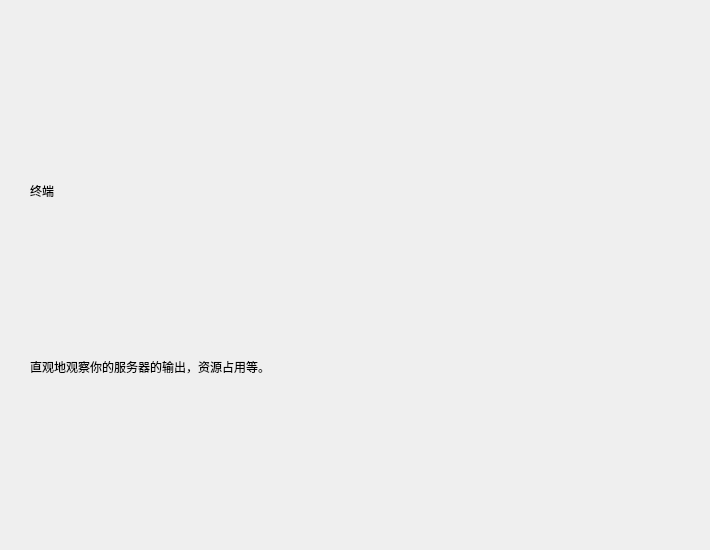
MCSLTeam/MCSL2, file QtUI/Interface_console.ui: the form before one commit.
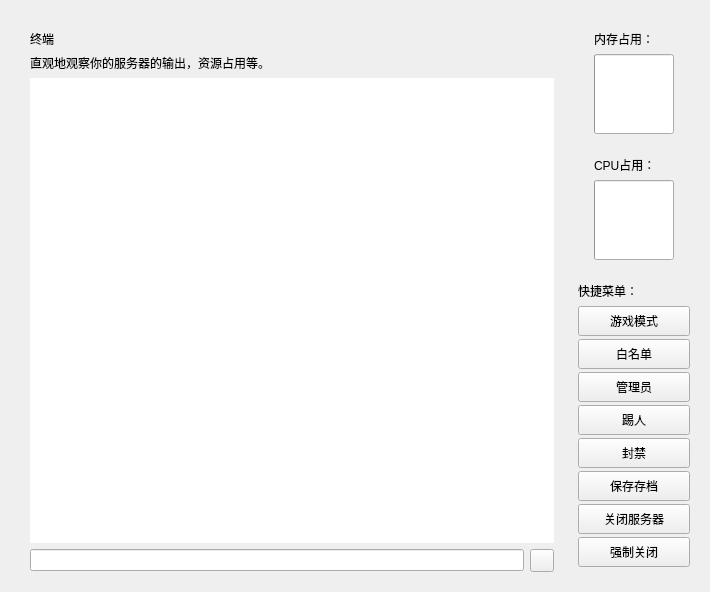
The form after the commit. Custom widgets are drawn as their Qt base class.

Commit message: 终端UI重构

The edit to the form file:
```diff
--- a/QtUI/Interface_console.ui
+++ b/QtUI/Interface_console.ui
@@ -7,7 +7,7 @@
     <x>0</x>
     <y>0</y>
     <width>710</width>
-    <height>550</height>
+    <height>592</height>
    </rect>
   </property>
   <property name="sizePolicy">
@@ -20,6 +20,69 @@
    <string/>
   </property>
   <layout class="QGridLayout" name="gridLayout">
+   <item row="1" column="4">
+    <widget class="CardWidget" name="serverMemCardWidget">
+     <property name="sizePolicy">
+      <sizepolicy hsizetype="Fixed" vsizetype="Fixed">
+       <horstretch>0</horstretch>
+       <verstretch>0</verstretch>
+      </sizepolicy>
+     </property>
+     <property name="minimumSize">
+      <size>
+       <width>130</width>
+       <height>120</height>
+      </size>
+     </property>
+     <property name="maximumSize">
+      <size>
+       <width>130</width>
+       <height>120</height>
+      </size>
+     </property>
+     <layout class="QGridLayout" name="gridLayout_3">
+      <item row="1" column="0">
+       <widget class="ProgressRing" name="serverMemProgressRing">
+        <property name="minimumSize">
+         <size>
+          <width>80</width>
+          <height>80</height>
+         </size>
+        </property>
+        <property name="maximumSize">
+         <size>
+          <width>80</width>
+          <height>80</height>
+         </size>
+        </property>
+       </widget>
+      </item>
+      <item row="0" column="0">
+       <widget class="StrongBodyLabel" name="serverMemLabel">
+        <property name="text">
+         <string>内存占用：</string>
+        </property>
+       </widget>
+      </item>
+     </layout>
+    </widget>
+   </item>
+   <item row="0" column="2">
+    <spacer name="topSpacer">
+     <property name="orientation">
+      <enum>Qt::Vertical</enum>
+     </property>
+     <property name="sizeType">
+      <enum>QSizePolicy::Fixed</enum>
+     </property>
+     <property name="sizeHint" stdset="0">
+      <size>
+       <width>20</width>
+       <height>10</height>
+      </size>
+     </property>
+    </spacer>
+   </item>
    <item row="1" column="0">
     <spacer name="leftSpacer">
      <property name="orientation">
@@ -36,23 +99,80 @@
      </property>
     </spacer>
    </item>
-   <item row="1" column="2" rowspan="2" colspan="2">
+   <item row="2" column="4">
+    <widget class="CardWidget" name="serverCPUCardWidget">
+     <property name="sizePolicy">
+      <sizepolicy hsizetype="Fixed" vsizetype="Fixed">
+       <horstretch>0</horstretch>
+       <verstretch>0</verstretch>
+      </sizepolicy>
+     </property>
+     <property name="minimumSize">
+      <size>
+       <width>130</width>
+       <height>120</height>
+      </size>
+     </property>
+     <property name="maximumSize">
+      <size>
+       <width>130</width>
+       <height>120</height>
+      </size>
+     </property>
+     <layout class="QGridLayout" name="gridLayout_4">
+      <item row="1" column="0">
+       <widget class="ProgressRing" name="serverCPUProgressRing">
+        <property name="minimumSize">
+         <size>
+          <width>80</width>
+          <height>80</height>
+         </size>
+        </property>
+        <property name="maximumSize">
+         <size>
+          <width>80</width>
+          <height>80</height>
+         </size>
+        </property>
+       </widget>
+      </item>
+      <item row="0" column="0">
+       <widget class="StrongBodyLabel" name="serverCPULabel">
+        <property name="text">
+         <string>CPU占用：</string>
+        </property>
+       </widget>
+      </item>
+     </layout>
+    </widget>
+   </item>
+   <item row="4" column="4">
+    <spacer name="verticalSpacer">
+     <property name="orientation">
+      <enum>Qt::Vertical</enum>
+     </property>
+     <property name="sizeHint" stdset="0">
+      <size>
+       <width>20</width>
+       <height>40</height>
+      </size>
+     </property>
+    </spacer>
+   </item>
+   <item row="1" column="2" rowspan="4" colspan="2">
     <widget class="QWidget" name="titleLimitWidget" native="true">
-     <layout class="QVBoxLayout" name="verticalLayout">
-      <item>
-       <widget class="TitleLabel" name="titleLabel">
-        <property name="sizePolicy">
-         <sizepolicy hsizetype="Preferred" vsizetype="Fixed">
-          <horstretch>0</horstretch>
-          <verstretch>0</verstretch>
-         </sizepolicy>
-        </property>
+     <layout class="QGridLayout" name="gridLayout_2">
+      <item row="4" column="1">
+       <widget class="PrimaryToolButton" name="sendCommandButton">
         <property name="text">
-         <string>终端</string>
+         <string/>
+        </property>
+        <property name="toolButtonStyle">
+         <enum>Qt::ToolButtonIconOnly</enum>
         </property>
        </widget>
       </item>
-      <item>
+      <item row="1" column="0">
        <widget class="StrongBodyLabel" name="subTitleLabel">
         <property name="sizePolicy">
          <sizepolicy hsizetype="Preferred" vsizetype="Fixed">
@@ -68,28 +188,213 @@
         </property>
        </widget>
       </item>
+      <item row="4" column="0">
+       <widget class="LineEdit" name="commandLineEdit"/>
+      </item>
+      <item row="3" column="0" colspan="2">
+       <widget class="PlainTextEdit" name="serverOutput">
+        <property name="frameShape">
+         <enum>QFrame::NoFrame</enum>
+        </property>
+        <property name="verticalScrollBarPolicy">
+         <enum>Qt::ScrollBarAsNeeded</enum>
+        </property>
+        <property name="horizontalScrollBarPolicy">
+         <enum>Qt::ScrollBarAsNeeded</enum>
+        </property>
+        <property name="readOnly">
+         <bool>true</bool>
+        </property>
+        <property name="plainText">
+         <string/>
+        </property>
+       </widget>
+      </item>
+      <item row="0" column="0">
+       <widget class="TitleLabel" name="titleLabel">
+        <property name="sizePolicy">
+         <sizepolicy hsizetype="Preferred" vsizetype="Fixed">
+          <horstretch>0</horstretch>
+          <verstretch>0</verstretch>
+         </sizepolicy>
+        </property>
+        <property name="text">
+         <string>终端</string>
+        </property>
+       </widget>
+      </item>
      </layout>
     </widget>
    </item>
-   <item row="0" column="2">
-    <spacer name="topSpacer">
-     <property name="orientation">
-      <enum>Qt::Vertical</enum>
+   <item row="3" column="4">
+    <widget class="CardWidget" name="quickMenu">
+     <property name="sizePolicy">
+      <sizepolicy hsizetype="Fixed" vsizetype="Fixed">
+       <horstretch>0</horstretch>
+       <verstretch>0</verstretch>
+      </sizepolicy>
      </property>
-     <property name="sizeType">
-      <enum>QSizePolicy::Fixed</enum>
+     <property name="minimumSize">
+      <size>
+       <width>100</width>
+       <height>300</height>
+      </size>
      </property>
-     <property name="sizeHint" stdset="0">
+     <property name="maximumSize">
       <size>
-       <width>20</width>
-       <height>10</height>
+       <width>130</width>
+       <height>16777215</height>
       </size>
      </property>
-    </spacer>
+     <layout class="QVBoxLayout" name="verticalLayout">
+      <item>
+       <widget class="StrongBodyLabel" name="quickMenuTitleLabel">
+        <property name="text">
+         <string>快捷菜单：</string>
+        </property>
+       </widget>
+      </item>
+      <item>
+       <widget class="ComboBox" name="gameMode">
+        <property name="minimumSize">
+         <size>
+          <width>0</width>
+          <height>30</height>
+         </size>
+        </property>
+        <property name="text">
+         <string>游戏模式</string>
+        </property>
+       </widget>
+      </item>
+      <item>
+       <widget class="TransparentPushButton" name="whiteList">
+        <property name="minimumSize">
+         <size>
+          <width>0</width>
+          <height>30</height>
+         </size>
+        </property>
+        <property name="text">
+         <string>白名单</string>
+        </property>
+       </widget>
+      </item>
+      <item>
+       <widget class="TransparentPushButton" name="op">
+        <property name="minimumSize">
+         <size>
+          <width>0</width>
+          <height>30</height>
+         </size>
+        </property>
+        <property name="text">
+         <string>管理员</string>
+        </property>
+       </widget>
+      </item>
+      <item>
+       <widget class="TransparentPushButton" name="kickPlayers">
+        <property name="minimumSize">
+         <size>
+          <width>0</width>
+          <height>30</height>
+         </size>
+        </property>
+        <property name="text">
+         <string>踢人</string>
+        </property>
+       </widget>
+      </item>
+      <item>
+       <widget class="TransparentPushButton" name="banPlayers">
+        <property name="minimumSize">
+         <size>
+          <width>0</width>
+          <height>30</height>
+         </size>
+        </property>
+        <property name="text">
+         <string>封禁</string>
+        </property>
+       </widget>
+      </item>
+      <item>
+       <widget class="TransparentPushButton" name="saveServer">
+        <property name="minimumSize">
+         <size>
+          <width>0</width>
+          <height>30</height>
+         </size>
+        </property>
+        <property name="text">
+         <string>保存存档</string>
+        </property>
+       </widget>
+      </item>
+      <item>
+       <widget class="TransparentPushButton" name="exitServer">
+        <property name="minimumSize">
+         <size>
+          <width>0</width>
+          <height>30</height>
+         </size>
+        </property>
+        <property name="text">
+         <string>关闭服务器</string>
+        </property>
+       </widget>
+      </item>
+      <item>
+       <widget class="TransparentPushButton" name="killServer">
+        <property name="minimumSize">
+         <size>
+          <width>0</width>
+          <height>30</height>
+         </size>
+        </property>
+        <property name="text">
+         <string>强制关闭</string>
+        </property>
+       </widget>
+      </item>
+     </layout>
+    </widget>
    </item>
   </layout>
  </widget>
  <customwidgets>
+  <customwidget>
+   <class>ComboBox</class>
+   <extends>QPushButton</extends>
+   <header>qfluentwidgets</header>
+  </customwidget>
+  <customwidget>
+   <class>PushButton</class>
+   <extends>QPushButton</extends>
+   <header>qfluentwidgets</header>
+  </customwidget>
+  <customwidget>
+   <class>ToolButton</class>
+   <extends>QToolButton</extends>
+   <header>qfluentwidgets</header>
+  </customwidget>
+  <customwidget>
+   <class>PrimaryToolButton</class>
+   <extends>ToolButton</extends>
+   <header>qfluentwidgets</header>
+  </customwidget>
+  <customwidget>
+   <class>TransparentPushButton</class>
+   <extends>PushButton</extends>
+   <header>qfluentwidgets</header>
+  </customwidget>
+  <customwidget>
+   <class>CardWidget</class>
+   <extends>QFrame</extends>
+   <header>qfluentwidgets</header>
+   <container>1</container>
+  </customwidget>
   <customwidget>
    <class>StrongBodyLabel</class>
    <extends>QLabel</extends>
@@ -100,6 +405,26 @@
    <extends>QLabel</extends>
    <header>qfluentwidgets</header>
   </customwidget>
+  <customwidget>
+   <class>ProgressBar</class>
+   <extends>QProgressBar</extends>
+   <header>qfluentwidgets</header>
+  </customwidget>
+  <customwidget>
+   <class>ProgressRing</class>
+   <extends>ProgressBar</extends>
+   <header>qfluentwidgets</header>
+  </customwidget>
+  <customwidget>
+   <class>LineEdit</class>
+   <extends>QLineEdit</extends>
+   <header>qfluentwidgets</header>
+  </customwidget>
+  <customwidget>
+   <class>PlainTextEdit</class>
+   <extends>QPlainTextEdit</extends>
+   <header>qfluentwidgets</header>
+  </customwidget>
  </customwidgets>
  <resources/>
  <connections/>
```
Left out of the diff: 4 changed lines with no effect on the pictures. The commit also changes 5 other files.
